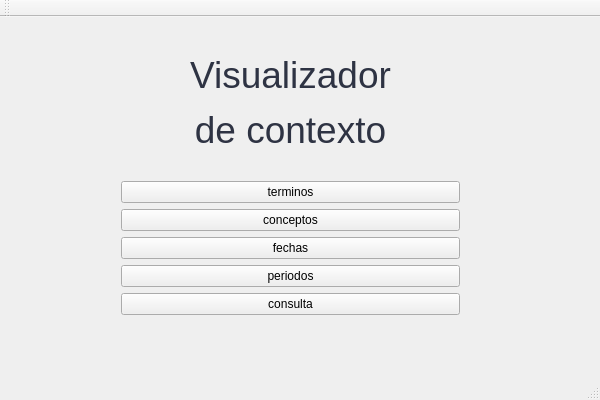
Old version of the form visualizador-de-contexto/visualizadordecontexto.ui in the repository miglesias91/visualizador-de-contextos.
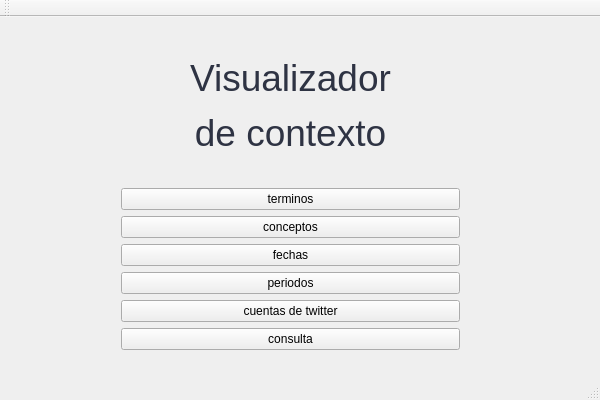
New version of the form.

Commit message: agregada layout pantalla DialogoMediosTwitter (falta implementacion)

Patch:
```diff
--- a/visualizador-de-contexto/visualizadordecontexto.ui
+++ b/visualizador-de-contexto/visualizadordecontexto.ui
@@ -20,7 +20,7 @@
       <x>110</x>
       <y>3</y>
       <width>361</width>
-      <height>306</height>
+      <height>341</height>
      </rect>
     </property>
     <layout class="QVBoxLayout" name="verticalLayout">
@@ -86,6 +86,13 @@
        </property>
       </widget>
      </item>
+     <item>
+      <widget class="QPushButton" name="btn_medios_twitter">
+       <property name="text">
+        <string>cuentas de twitter</string>
+       </property>
+      </widget>
+     </item>
      <item>
       <widget class="QPushButton" name="btn_consulta">
        <property name="text">
```
Left out of the diff: 24 changed lines with no effect on the pictures. The commit also changes 18 other files.
